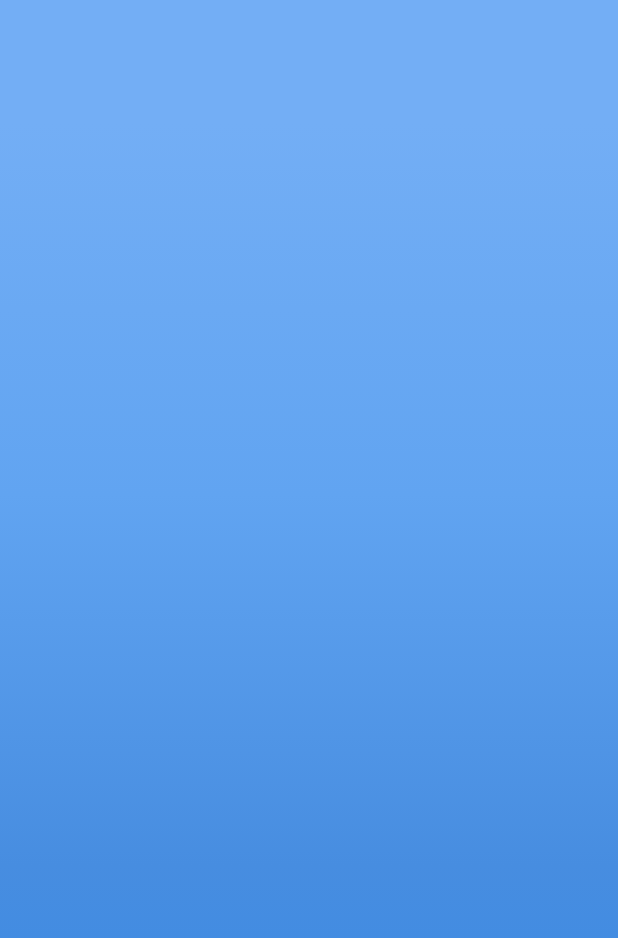
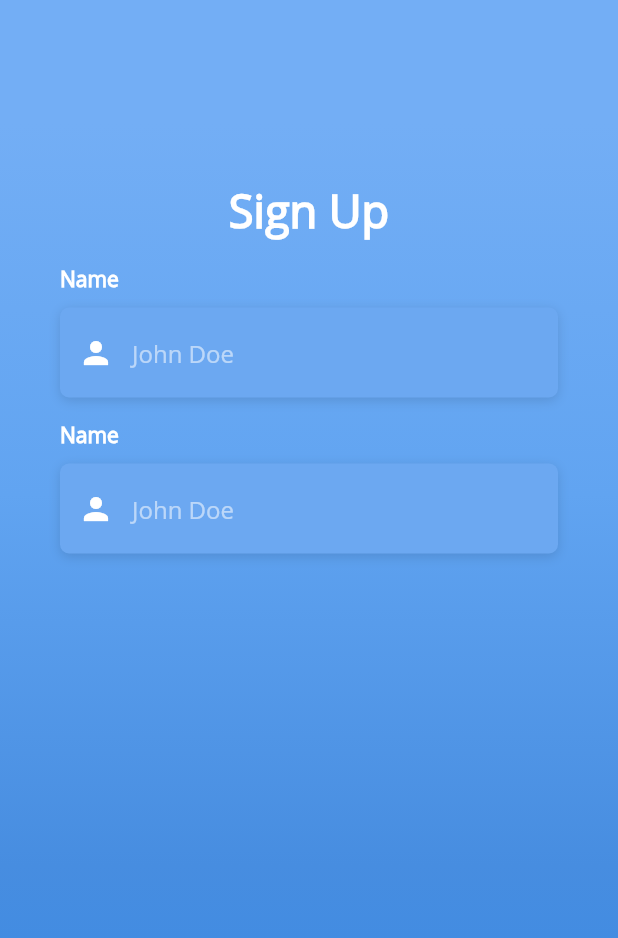
Before and after one commit to atleticofitness/atletico_app, a Flutter app: the SignUpScreen screen opened directly, on a phone screen of 412 x 824 dp. Shown: the top 938 px of the screen. Run offline on Flutter 3.47's test engine with Material 2 defaults, Android fonts, the phone set to English and light mode, and no system bars; missing offline and left inert: regexed_validator.

```diff
--- a/lib/pages/login_signup.dart
+++ b/lib/pages/login_signup.dart
@@ -273,9 +273,7 @@ class LoginScreenState extends State<LoginScreen>
       headerText(),
       SizedBox(height: 15.0),
       buildEmailForm(),
-      SizedBox(
-        height: 15.0,
-      ),
+      SizedBox(height: 15.0),
       buildPasswordForm(),
       buildForgotPasswordButton(),
       buildRememberMeCheckbox(),
--- a/lib/pages/singup.dart
+++ b/lib/pages/singup.dart
@@ -9,8 +9,29 @@ class SignUpScreen extends StatefulWidget {
 }
 
 class _SignUpScreenState extends State<SignUpScreen> {
+  final _fullNameController = TextEditingController();
+
+  Widget headerText() {
+    return Text(
+      'Sign Up',
+      style: TextStyle(
+        color: Colors.white,
+        fontFamily: 'OpenSans',
+        fontSize: 30.0,
+        fontWeight: FontWeight.bold,
+      ),
+    );
+  }
+
   @override
   Widget build(BuildContext context) {
-    return backgroundScaffold(context, []);
+    return backgroundScaffold(context, [
+      headerText(),
+      SizedBox(height: 15.0),
+      buildTextBoxForm(_fullNameController, "Name", "John Doe", Icons.person),
+      SizedBox(height: 15.0),
+      buildTextBoxForm(_fullNameController, "Name", "John Doe", Icons.person)
+
+    ]);
   }
 }
--- a/lib/util/constants.dart
+++ b/lib/util/constants.dart
@@ -69,3 +69,40 @@ Widget backgroundScaffold(BuildContext context, List<Widget> widgets) {
     ),
   );
 }
+
+Widget buildTextBoxForm(TextEditingController controller, String label,
+    String hintText, IconData iconData) {
+  return Column(
+    crossAxisAlignment: CrossAxisAlignment.start,
+    children: <Widget>[
+      Text(
+        label,
+        style: labelStyle,
+      ),
+      SizedBox(height: 10.0),
+      Container(
+        alignment: Alignment.centerLeft,
+        decoration: boxDecorationStyle,
+        height: 60.0,
+        child: TextField(
+          controller: controller,
+          obscureText: true,
+          style: TextStyle(
+            color: Colors.white,
+            fontFamily: 'OpenSans',
+          ),
+          decoration: InputDecoration(
+            border: InputBorder.none,
+            contentPadding: EdgeInsets.only(top: 14.0),
+            prefixIcon: Icon(
+              iconData,
+              color: Colors.white,
+            ),
+            hintText: hintText,
+            hintStyle: hintTextStyle,
+          ),
+        ),
+      ),
+    ],
+  );
+}
```
